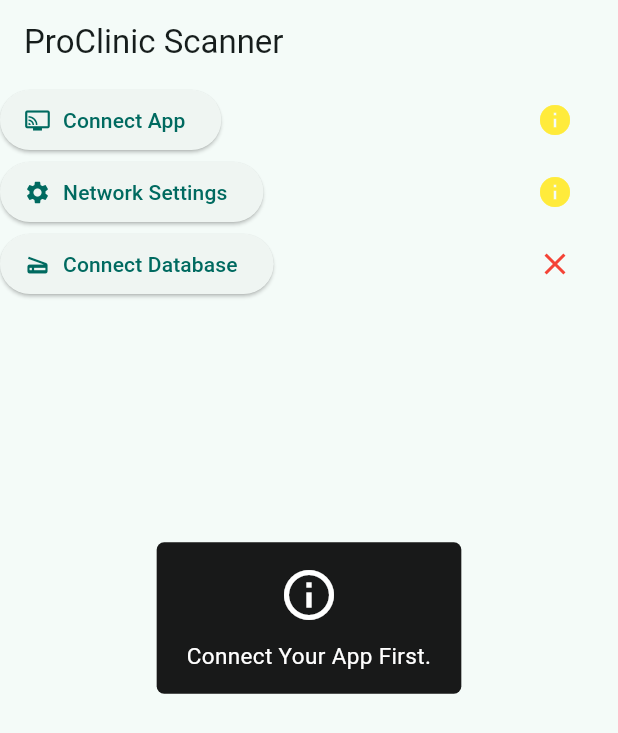
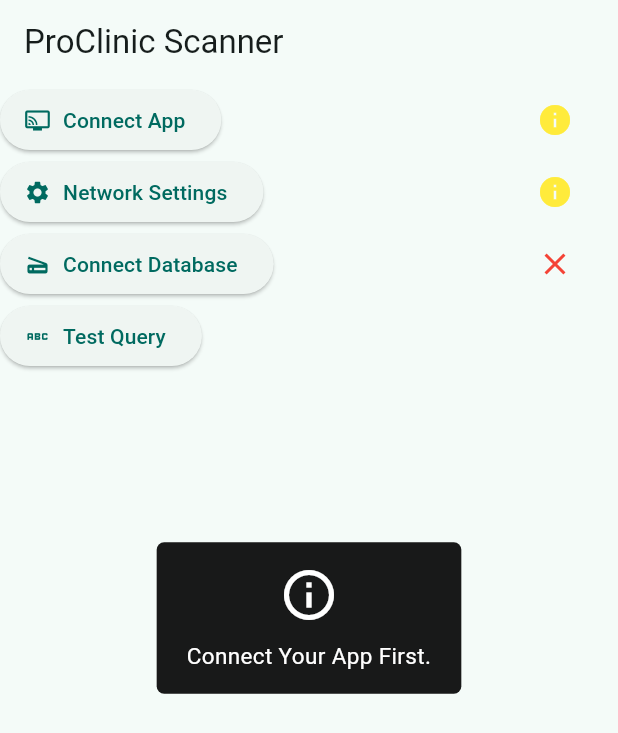
Before and after one commit to pheonixeye/proclinic_document_scanner, a Flutter app: the screen it shows after launch, after a tap on "Connect Database", on a phone screen of 412 x 824 dp. Shown: the top 733 px of the screen. Run offline on Flutter 3.47's test engine with Material 3 defaults, Android fonts, the light colour scheme and no system bars; our stand-ins replace flutter_easyloading, hive_flutter, pretty_qr_code; missing offline and left inert: mobile_scanner, mongo_dart; accounts and stored records are empty.

Commit message:
made a successful query to mongodb

```diff
--- a/lib/providers/mongo_db.dart
+++ b/lib/providers/mongo_db.dart
@@ -3,65 +3,34 @@
 import 'package:flutter/foundation.dart';
 import 'package:mongo_dart/mongo_dart.dart';
 import 'package:proclinic_document_scanner/errors/mongo_connection.dart';
+// import 'package:proclinic_document_scanner/errors/mongo_connection.dart';
 import 'package:proclinic_document_scanner/providers/network_settings.dart';
 
 class PxDatabase extends ChangeNotifier {
-  PxDatabase() {
-    settings = PxNetworkSettings();
-  }
-
-  late final PxNetworkSettings settings;
+  static final PxNetworkSettings settings = PxNetworkSettings();
 
   MongoState _state = MongoState.notConnected;
   MongoState get state => _state;
 
-  // late Db _mongo;
-  Db get mongo => Db(
+  static final Db mongo = Db(
       'mongodb://${settings.storage.get('ip')}:${settings.storage.get('port')}/proclinic');
 
-  // Db _mongo() {
-  //   try {
-  //     return Db(
-  //         'mongodb://${settings.storage.get('ip')}:${settings.storage.get('port')}/proclinic');
-  //     // print(_mongo.masterConnection.serverConfig.host);
-  //   } catch (e) {
-  //     throw MongoDbConnectionException(e.toString());
-  //   }
-  // }
-
-  late final DbCollection allPatients = mongo.collection('patients');
-  late final DbCollection visitData = mongo.collection('visitdata');
-  late final DbCollection allDoctors = mongo.collection('allDoctors');
-  late final DbCollection appOrganizer = mongo.collection('apporganizer');
+  final DbCollection allPatients = mongo.collection('patients');
+  final DbCollection visitData = mongo.collection('visitdata');
+  final DbCollection allDoctors = mongo.collection('allDoctors');
+  final DbCollection appOrganizer = mongo.collection('apporganizer');
 
   Future<void> openYaMongo() async {
-    if (mongo.state == State.opening) {
-      await mongo.close();
-    }
-    if (mongo.state == State.init) {
-      await mongo.close();
-    }
-    try {
-      await mongo.open();
-      if (!mongo.masterConnection.connected) {
-        await mongo.masterConnection.connect();
-      }
+    await mongo.open().catchError((e) {
+      throw MongoDbConnectionException(e.toString());
+    }).whenComplete(() {
       _state = MongoState.connected;
       notifyListeners();
       if (kDebugMode) {
         print('shobeek lobeek El _mongo been eidek, totlob eih??');
       }
-    } catch (e) {
-      throw MongoDbConnectionException(e.toString());
-      // return false;
-    }
-    // await _checkforkeys();
+    });
   }
-
-  // DbCollection get allPatients => Database._allPatients;
-  // DbCollection get visitData => Database._visitData;
-  // DbCollection get allDoctors => Database._allDoctors;
-  // DbCollection get appOrganizer => Database._appOrganizer;
 }
 
 enum MongoState {
--- a/lib/providers/network_settings.dart
+++ b/lib/providers/network_settings.dart
@@ -37,6 +37,8 @@
         _port = await storage.get('port');
       }
       notifyListeners();
+      print(_ip);
+      print(_port);
     } catch (e) {
       throw ConnectionSettingsException('Wrong Ip Address or Port Format.');
     }
--- a/lib/routes/homepage/homepage.dart
+++ b/lib/routes/homepage/homepage.dart
@@ -119,9 +119,10 @@
                               'Wrong Application Serial Number. Contact Adminstrator.');
                         case UuidState.isCorrect:
                           final db = context.read<PxDatabase>();
-                          await EasyLoading.show(status: "Connecting...");
                           try {
+                            await EasyLoading.show(status: "Connecting...");
                             await db.openYaMongo();
+                            await EasyLoading.showInfo(db.state.toString());
                           } catch (e) {
                             print(e);
                             await EasyLoading.showInfo(db.state.toString());
@@ -151,6 +152,21 @@
               const SizedBox(width: 30),
             ],
           ),
+          Row(
+            children: [
+              ElevatedButton.icon(
+                onPressed: () async {
+                  print(await context
+                      .read<PxDatabase>()
+                      .allDoctors
+                      .find()
+                      .toList());
+                },
+                icon: const Icon(Icons.abc),
+                label: const Text('Test Query'),
+              ),
+            ],
+          ),
         ],
       ),
     );
```
